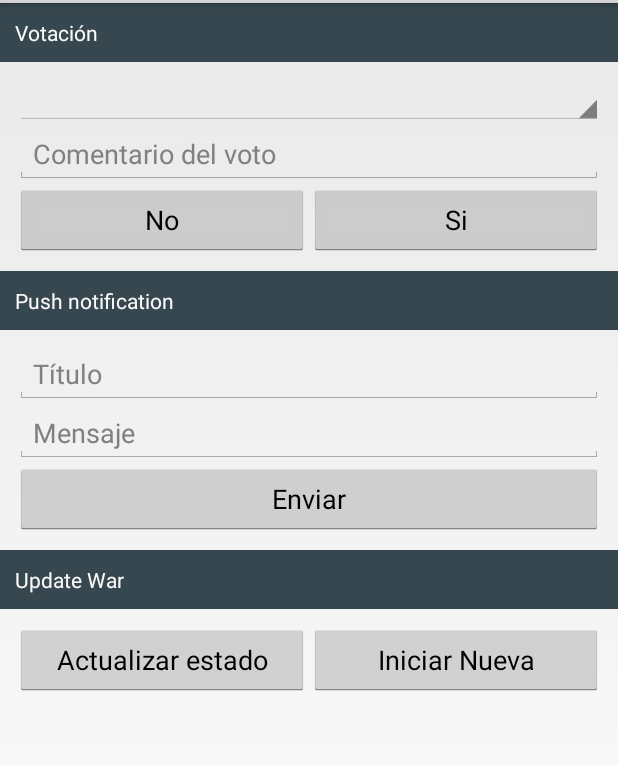
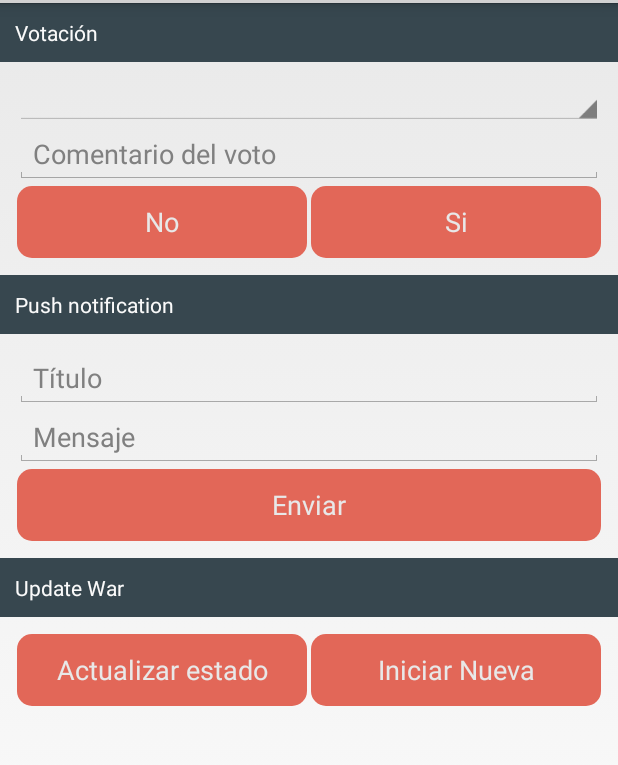
Before and after one commit to Rhefew/inception, an Android app: the layout activity_admin_panel.xml on its own in the app's theme, with its tools: preview values and no code run, on a phone screen of 412 x 824 dp, the part 69-834 px from its top. Run offline under Robolectric (Android 15) with nearby library versions, the phone set to English and light mode, and no system bars.

```diff
--- a/app/src/main/res/drawable/back_buttons.xml
+++ b/app/src/main/res/drawable/back_buttons.xml
@@ -10,6 +10,7 @@
 
     <item android:state_pressed="true">
         <shape>
+            <corners android:radius="10dp" />
             <solid android:color="#ffe29c7e" />
         </shape>
     </item>
--- a/app/src/main/res/layout/activity_admin_panel.xml
+++ b/app/src/main/res/layout/activity_admin_panel.xml
@@ -40,6 +40,9 @@
                 android:orientation="horizontal">
 
                 <Button
+                    android:layout_margin="1dp"
+                    android:background="@drawable/back_buttons"
+                    android:textColor="#e8e8e8"
                     android:layout_width="0dp"
                     android:contentDescription="No"
                     android:layout_weight="1"
@@ -48,6 +51,9 @@
                     android:onClick="adminVote"
                     android:id="@+id/btnVotoNo"/>
                 <Button
+                    android:layout_margin="1dp"
+                    android:background="@drawable/back_buttons"
+                    android:textColor="#e8e8e8"
                     android:layout_width="0dp"
                     android:contentDescription="Si"
                     android:layout_weight="1"
@@ -88,6 +94,9 @@
                 android:hint="Mensaje"/>
 
             <Button
+                android:layout_margin="1dp"
+                android:background="@drawable/back_buttons"
+                android:textColor="#e8e8e8"
                 android:layout_width="match_parent"
                 android:contentDescription="Si"
                 android:layout_height="wrap_content"
@@ -110,6 +119,9 @@
             android:padding="10dp">
 
             <Button
+                android:layout_margin="1dp"
+                android:background="@drawable/back_buttons"
+                android:textColor="#e8e8e8"
                 android:layout_width="0dp"
                 android:layout_weight="1"
                 android:contentDescription="Actualizar Guerra"
@@ -118,6 +130,9 @@
                 android:onClick="updateWar"/>
 
             <Button
+                android:layout_margin="1dp"
+                android:background="@drawable/back_buttons"
+                android:textColor="#e8e8e8"
                 android:layout_width="0dp"
                 android:layout_weight="1"
                 android:contentDescription="Actualizar Guerra"
--- a/app/src/main/res/layout/activity_login.xml
+++ b/app/src/main/res/layout/activity_login.xml
@@ -64,6 +64,9 @@
                 android:checked="false" />
 
             <Button
+                android:layout_margin="1dp"
+                android:background="@drawable/back_buttons"
+                android:textColor="#e8e8e8"
                 android:layout_width="0dp"
                 android:layout_height="wrap_content"
                 android:text="Ingresar"
--- a/app/src/main/res/layout/activity_splash.xml
+++ b/app/src/main/res/layout/activity_splash.xml
@@ -71,14 +71,15 @@
                 android:visibility="visible" />
 
             <TextView
+                android:layout_margin="1dp"
+                android:background="@drawable/back_buttons"
+                android:textColor="#e8e8e8"
                 android:id="@+id/viewAchievements"
                 android:layout_width="0dp"
                 android:layout_height="wrap_content"
                 android:padding="10dp"
                 android:layout_weight="7"
                 android:text="Ver logros"
-                android:textColor="#fff"
-                android:background="#E26758"
                 android:textStyle="bold"
                 android:gravity="center"
                 android:layout_gravity="center"
--- a/app/src/main/res/layout/troop_request_item.xml
+++ b/app/src/main/res/layout/troop_request_item.xml
@@ -5,7 +5,7 @@
     android:layout_width="match_parent"
     android:layout_height="wrap_content"
     android:background="#e8e8e8"
-    android:padding="10dp"
+    android:padding="5dp"
     android:weightSum="10">
 
     <ImageView
@@ -14,7 +14,7 @@
         android:id="@+id/imgTroopItem"
         android:src="@drawable/barbarian"
         android:background="@drawable/back_buttons"
-        android:padding="4dp" />
+        android:padding="3dp" />
 
     <LinearLayout
         android:layout_weight="5"
```
Also changed, not shown: app/src/main/java/com/rhefew/cocdrive/TroopsView.java (+69 -4 lines), 3 other files.
